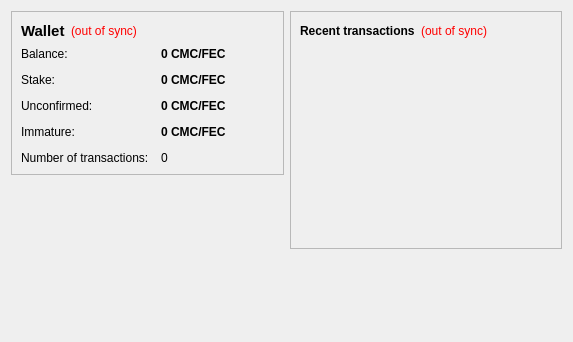
Before: the Qt Designer form src/qt/forms/overviewpage.ui in cosmoscoin/cosmoscoin, drawn with Qt 5.
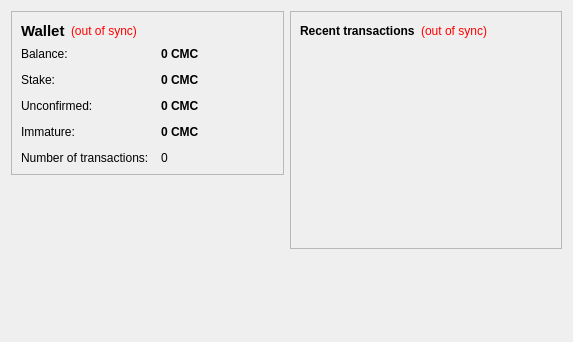
After: the same form once the commit is applied.

Diff of the .ui file:
```diff
--- a/src/qt/forms/overviewpage.ui
+++ b/src/qt/forms/overviewpage.ui
@@ -105,7 +105,7 @@
              <string>Your current balance</string>
             </property>
             <property name="text">
-             <string notr="true">0 CMC/FEC</string>
+             <string notr="true">0 CMC</string>
             </property>
             <property name="textInteractionFlags">
              <set>Qt::LinksAccessibleByMouse|Qt::TextSelectableByKeyboard|Qt::TextSelectableByMouse</set>
@@ -134,7 +134,7 @@
              <string>Total of coins that was staked, and do not yet count toward the current balance</string>
             </property>
             <property name="text">
-             <string notr="true">0 CMC/FEC</string>
+             <string notr="true">0 CMC</string>
             </property>
             <property name="textInteractionFlags">
              <set>Qt::LinksAccessibleByMouse|Qt::TextSelectableByKeyboard|Qt::TextSelectableByMouse</set>
@@ -163,7 +163,7 @@
              <string>Total of transactions that have yet to be confirmed, and do not yet count toward the current balance</string>
             </property>
             <property name="text">
-             <string notr="true">0 CMC/FEC</string>
+             <string notr="true">0 CMC</string>
             </property>
             <property name="textInteractionFlags">
              <set>Qt::LinksAccessibleByMouse|Qt::TextSelectableByKeyboard|Qt::TextSelectableByMouse</set>
@@ -189,7 +189,7 @@
              <string>Mined balance that has not yet matured</string>
             </property>
             <property name="text">
-             <string notr="true">0 CMC/FEC</string>
+             <string notr="true">0 CMC</string>
             </property>
             <property name="textInteractionFlags">
              <set>Qt::LinksAccessibleByMouse|Qt::TextSelectableByKeyboard|Qt::TextSelectableByMouse</set>
```
